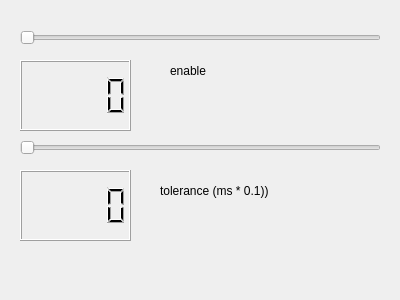
This is herlpergui.ui in jacktrip/jacktrip as Qt 5 draws it before an edit. The edited form follows.
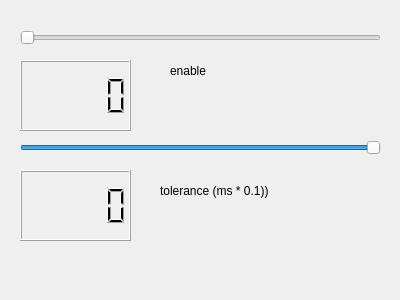
This is the edited form.

The edit to the form file:
```diff
--- a/herlpergui.ui
+++ b/herlpergui.ui
@@ -26,7 +26,10 @@
     <number>1</number>
    </property>
    <property name="maximum">
-    <number>1000</number>
+    <number>60</number>
+   </property>
+   <property name="value">
+    <number>60</number>
    </property>
    <property name="orientation">
     <enum>Qt::Horizontal</enum>
```
